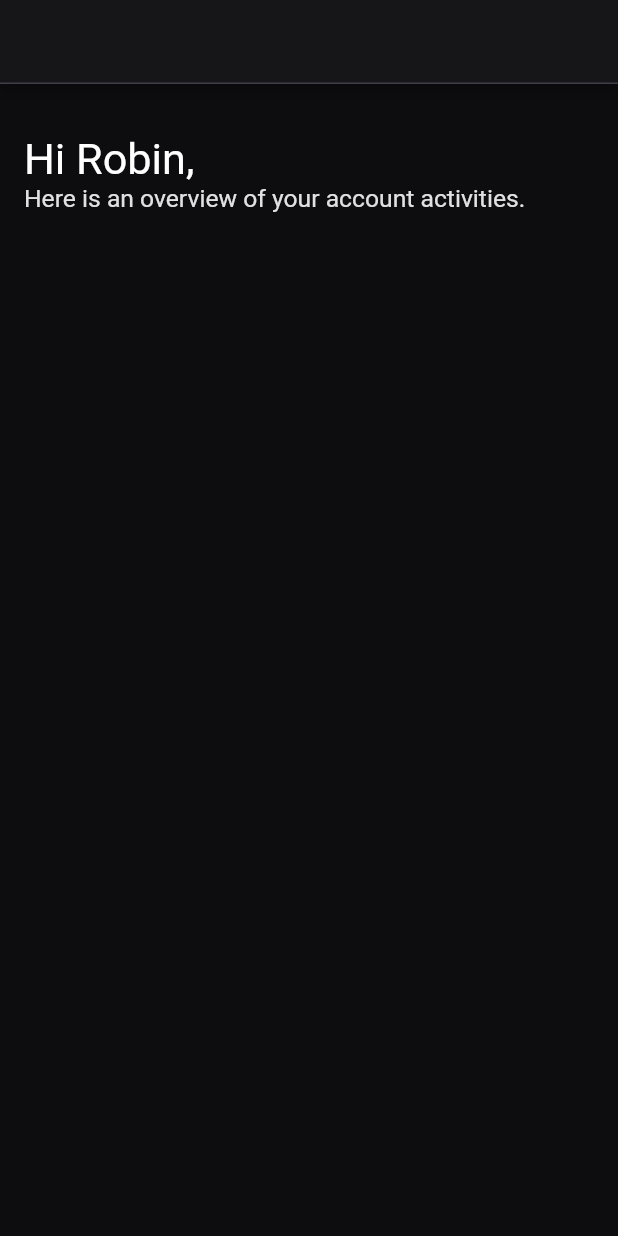
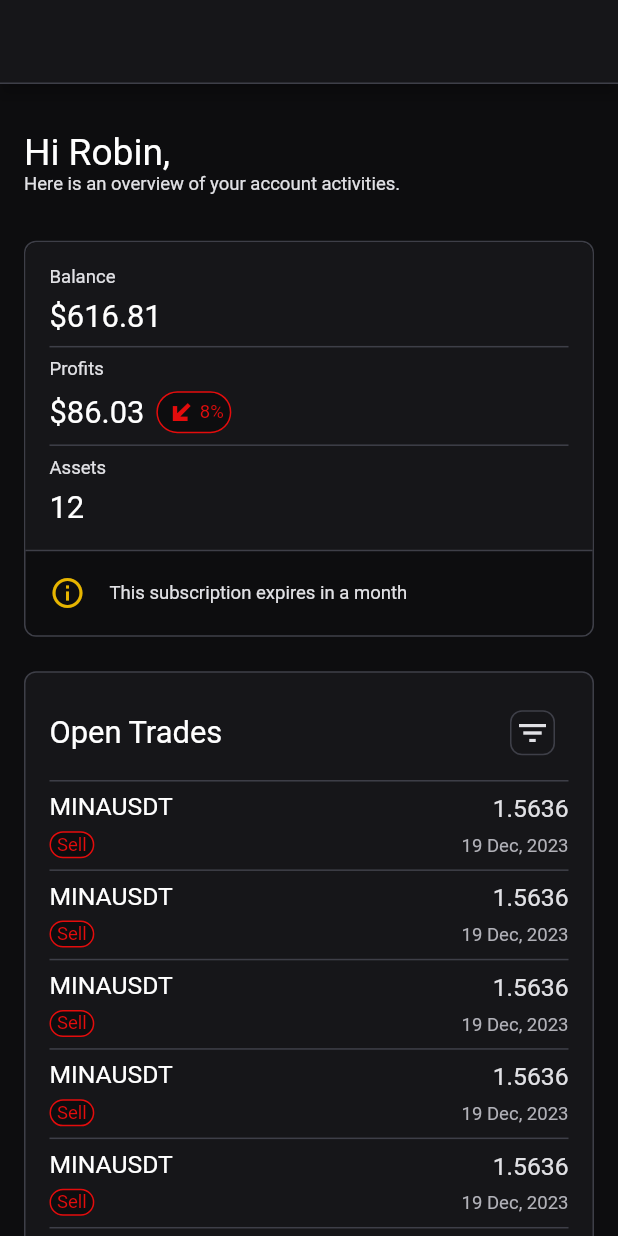
Before and after one commit to JoshuaObateru/Predictiva_Take_Home_Assesment, a Flutter app: the screen it shows after launch, on a phone screen of 412 x 824 dp. Run offline on Flutter 3.47's test engine with Material 2 defaults, Android fonts, the phone set to English and light mode, and no system bars.

Commit message:
mobile UI done

```diff
--- a/lib/core/presentation/themes/dark_mode.dart
+++ b/lib/core/presentation/themes/dark_mode.dart
@@ -10,5 +10,8 @@ ThemeData darkMode = ThemeData(
   tertiary: Color.fromRGBO(0, 202, 69, 1),
   error: Color.fromRGBO(228, 12, 12, 1),
 )).copyWith(
-  indicatorColor: const Color.fromRGBO(231, 181, 0, 1),
-);
+    indicatorColor: const Color.fromRGBO(231, 181, 0, 1),
+    textTheme: const TextTheme(
+        caption: TextStyle(
+      color: Color.fromRGBO(177, 177, 184, 1),
+    )));
--- a/lib/core/presentation/themes/light_mode.dart
+++ b/lib/core/presentation/themes/light_mode.dart
@@ -10,5 +10,8 @@ ThemeData lightMode = ThemeData(
   tertiary: Color.fromRGBO(0, 202, 69, 1),
   error: Color.fromRGBO(228, 12, 12, 1),
 )).copyWith(
-  indicatorColor: const Color.fromRGBO(231, 181, 0, 1),
-);
+    indicatorColor: const Color.fromRGBO(231, 181, 0, 1),
+    textTheme: const TextTheme(
+        caption: TextStyle(
+      color: Color.fromRGBO(50, 50, 62, 1),
+    )));
--- /dev/null
+++ b/lib/core/presentation/widgets/custom_text_widget.dart
@@ -0,0 +1,20 @@
+import 'package:flutter/material.dart';
+
+class CustomTextWidget extends StatelessWidget {
+  final String text;
+  final TextStyle? textStyle;
+  final double? fontsize;
+  final Color? color;
+  const CustomTextWidget({super.key, required this.text, this.textStyle, this.fontsize, this.color});
+
+  @override
+  Widget build(BuildContext context) {
+    double width = MediaQuery.of(context).size.width;
+    return Text(
+      text,
+      style: textStyle ??
+          TextStyle(color: color ?? Theme.of(context).colorScheme.secondary, fontSize: fontsize ?? width * 0.03),
+      textAlign: TextAlign.start,
+    );
+  }
+}
--- a/lib/features/dashboard/presentation/pages/dashboard_page.dart
+++ b/lib/features/dashboard/presentation/pages/dashboard_page.dart
@@ -1,5 +1,7 @@
 import 'package:flutter/material.dart';
 import 'package:predictiva_take_home_assesment/core/presentation/widgets/custom_appbar.dart';
+import 'package:predictiva_take_home_assesment/features/dashboard/presentation/widgets/dashboard_mobile.dart';
+import 'package:predictiva_take_home_assesment/features/dashboard/presentation/widgets/dashboard_wide.dart';
 
 class DashboardPage extends StatefulWidget {
   const DashboardPage({super.key});
@@ -11,41 +13,19 @@ class DashboardPage extends StatefulWidget {
 class _DashboardPageState extends State<DashboardPage> {
   @override
   Widget build(BuildContext context) {
-    double width = MediaQuery.of(context).size.width;
-    double height = MediaQuery.of(context).size.height;
     return Scaffold(
-      backgroundColor: Theme.of(context).colorScheme.background,
-      appBar: CustomAppBar(
-        child: AppBar(
-          backgroundColor: Theme.of(context).colorScheme.primaryContainer,
-        ),
-      ),
-      body: SingleChildScrollView(
-        child: Padding(
-          padding: EdgeInsets.symmetric(horizontal: width < 600 ? 16 : width / 8),
-          child: Column(
-            crossAxisAlignment: CrossAxisAlignment.start,
-            children: [
-              SizedBox(
-                height: height * 0.04,
-              ),
-              Text(
-                'Hi Robin,',
-                style: TextStyle(
-                  color: Theme.of(context).colorScheme.primary,
-                  fontSize: width * 0.07,
-                ),
-                textAlign: TextAlign.start,
-              ),
-              Text(
-                'Here is an overview of your account activities.',
-                style: TextStyle(color: Theme.of(context).colorScheme.secondary, fontSize: width * 0.04),
-                textAlign: TextAlign.start,
-              ),
-            ],
+        backgroundColor: Theme.of(context).colorScheme.background,
+        appBar: CustomAppBar(
+          child: AppBar(
+            backgroundColor: Theme.of(context).colorScheme.primaryContainer,
           ),
         ),
-      ),
-    );
+        body: LayoutBuilder(builder: (context, constraints) {
+          if (constraints.maxWidth < 600) {
+            return DashboardMobile(width: constraints.maxWidth, height: constraints.maxHeight);
+          } else {
+            return DashboardWide(width: constraints.maxWidth, height: constraints.maxHeight);
+          }
+        }));
   }
 }
--- /dev/null
+++ b/lib/features/dashboard/presentation/widgets/dashboard_mobile.dart
@@ -0,0 +1,130 @@
+import 'package:flutter/material.dart';
+import 'package:predictiva_take_home_assesment/core/presentation/widgets/custom_text_widget.dart';
+import 'package:predictiva_take_home_assesment/features/dashboard/presentation/widgets/info_border_widget.dart';
+import 'package:predictiva_take_home_assesment/features/dashboard/presentation/widgets/trades_table_widget.dart';
+
+class DashboardMobile extends StatelessWidget {
+  final double width;
+  final double height;
+  const DashboardMobile({super.key, required this.width, required this.height});
+
+  @override
+  Widget build(BuildContext context) {
+    return SingleChildScrollView(
+      child: Padding(
+        padding: const EdgeInsets.symmetric(horizontal: 16),
+        child: Column(
+          crossAxisAlignment: CrossAxisAlignment.start,
+          children: [
+            SizedBox(
+              height: height * 0.04,
+            ),
+            CustomTextWidget(text: "Hi Robin,", fontsize: width * 0.06, color: Theme.of(context).colorScheme.primary),
+            const CustomTextWidget(
+              text: "Here is an overview of your account activities.",
+            ),
+            SizedBox(
+              height: height * 0.04,
+            ),
+            Container(
+              width: width,
+              decoration: BoxDecoration(
+                  color: Theme.of(context).colorScheme.background,
+                  border: Border.all(color: Theme.of(context).colorScheme.secondaryContainer),
+                  borderRadius: const BorderRadius.all(Radius.circular(8))),
+              child: Column(
+                children: [
+                  Container(
+                    width: width,
+                    decoration: BoxDecoration(
+                        color: Theme.of(context).colorScheme.primaryContainer,
+                        borderRadius:
+                            const BorderRadius.only(topLeft: Radius.circular(8), topRight: Radius.circular(8))),
+                    child: Padding(
+                      padding: const EdgeInsets.all(16.0),
+                      child: Column(
+                        crossAxisAlignment: CrossAxisAlignment.start,
+                        children: [
+                          const CustomTextWidget(
+                            text: "Balance",
+                          ),
+                          SizedBox(
+                            height: height * 0.01,
+                          ),
+                          CustomTextWidget(
+                              text: "\$616.81", fontsize: width * 0.05, color: Theme.of(context).colorScheme.primary),
+                          Divider(
+                            thickness: 1,
+                            color: Theme.of(context).colorScheme.secondaryContainer,
+                          ),
+                          const CustomTextWidget(
+                            text: "Profits",
+                          ),
+                          SizedBox(
+                            height: height * 0.01,
+                          ),
+                          Row(
+                            children: [
+                              CustomTextWidget(
+                                  text: "\$86.03",
+                                  fontsize: width * 0.05,
+                                  color: Theme.of(context).colorScheme.primary),
+                              const Padding(
+                                padding: EdgeInsets.symmetric(horizontal: 8.0),
+                                child: InfoBorderWidget(
+                                  label: "8%",
+                                  isTrending: true,
+                                  increase: false,
+                                ),
+                              )
+                            ],
+                          ),
+                          Divider(
+                            thickness: 1,
+                            color: Theme.of(context).colorScheme.secondaryContainer,
+                          ),
+                          const CustomTextWidget(
+                            text: "Assets",
+                          ),
+                          SizedBox(
+                            height: height * 0.01,
+                          ),
+                          CustomTextWidget(
+                              text: "12", fontsize: width * 0.05, color: Theme.of(context).colorScheme.primary),
+                        ],
+                      ),
+                    ),
+                  ),
+                  Divider(
+                    thickness: 1,
+                    height: 1,
+                    color: Theme.of(context).colorScheme.secondaryContainer,
+                  ),
+                  Padding(
+                    padding: const EdgeInsets.all(16.0),
+                    child: Row(
+                      children: [
+                        Icon(
+                          Icons.info_outline,
+                          color: Theme.of(context).indicatorColor,
+                        ),
+                        const SizedBox(width: 16),
+                        const CustomTextWidget(
+                          text: "This subscription expires in a month",
+                        ),
+                      ],
+                    ),
+                  )
+                ],
+              ),
+            ),
+            SizedBox(
+              height: height * 0.03,
+            ),
+            TradesTableWidget()
+          ],
+        ),
+      ),
+    );
+  }
+}
--- /dev/null
+++ b/lib/features/dashboard/presentation/widgets/info_border_widget.dart
@@ -0,0 +1,43 @@
+import 'package:flutter/material.dart';
+import 'package:predictiva_take_home_assesment/core/presentation/widgets/custom_text_widget.dart';
+
+class InfoBorderWidget extends StatelessWidget {
+  final bool? isTrending;
+  final bool? increase;
+  final String label;
+  const InfoBorderWidget({super.key, this.isTrending = false, this.increase, required this.label});
+
+  @override
+  Widget build(BuildContext context) {
+    double width = MediaQuery.of(context).size.width;
+    return Container(
+      decoration: BoxDecoration(
+          color: Theme.of(context).colorScheme.background,
+          border: Border.all(
+              color: isTrending == true && increase == true
+                  ? Theme.of(context).colorScheme.tertiary
+                  : Theme.of(context).colorScheme.error),
+          borderRadius: BorderRadius.circular(width)),
+      child: Padding(
+        padding: const EdgeInsets.symmetric(horizontal: 4.0, vertical: 1.0),
+        child: Row(
+          children: [
+            isTrending == true
+                ? Icon(
+                    increase == true ? Icons.trending_up : Icons.transit_enterexit_outlined,
+                    color:
+                        increase == true ? Theme.of(context).colorScheme.tertiary : Theme.of(context).colorScheme.error,
+                  )
+                : const SizedBox.shrink(),
+            CustomTextWidget(
+              text: label,
+              color: isTrending == true && increase == true
+                  ? Theme.of(context).colorScheme.tertiary
+                  : Theme.of(context).colorScheme.error,
+            )
+          ],
+        ),
+      ),
+    );
+  }
+}
--- /dev/null
+++ b/lib/features/dashboard/presentation/widgets/trades_table_widget.dart
@@ -0,0 +1,141 @@
+import 'package:flutter/material.dart';
+import 'package:predictiva_take_home_assesment/features/dashboard/presentation/widgets/icon_button_border.dart';
+import 'package:predictiva_take_home_assesment/features/dashboard/presentation/widgets/info_border_widget.dart';
+
+import '../../../../core/presentation/widgets/custom_text_widget.dart';
+
+class TradesTableWidget extends StatefulWidget {
+  const TradesTableWidget({super.key});
+
+  @override
+  State<TradesTableWidget> createState() => _TradesTableWidgetState();
+}
+
+class _TradesTableWidgetState extends State<TradesTableWidget> {
+  var data = [
+    {"Symbol": "MINAUSDT", "Price": "1.5636", "Type": "LMT", "Action": "Sell", "Quantity": "0", "Date": "19 Dec, 2023"},
+    {"Symbol": "MINAUSDT", "Price": "1.5636", "Type": "LMT", "Action": "Sell", "Quantity": "0", "Date": "19 Dec, 2023"},
+    {"Symbol": "MINAUSDT", "Price": "1.5636", "Type": "LMT", "Action": "Sell", "Quantity": "0", "Date": "19 Dec, 2023"},
+    {"Symbol": "MINAUSDT", "Price": "1.5636", "Type": "LMT", "Action": "Sell", "Quantity": "0", "Date": "19 Dec, 2023"},
+    {"Symbol": "MINAUSDT", "Price": "1.5636", "Type": "LMT", "Action": "Sell", "Quantity": "0", "Date": "19 Dec, 2023"},
+    {"Symbol": "MINAUSDT", "Price": "1.5636", "Type": "LMT", "Action": "Sell", "Quantity": "0", "Date": "19 Dec, 2023"},
+    {"Symbol": "MINAUSDT", "Price": "1.5636", "Type": "LMT", "Action": "Sell", "Quantity": "0", "Date": "19 Dec, 2023"},
+    {"Symbol": "MINAUSDT", "Price": "1.5636", "Type": "LMT", "Action": "Sell", "Quantity": "0", "Date": "19 Dec, 2023"},
+    {"Symbol": "MINAUSDT", "Price": "1.5636", "Type": "LMT", "Action": "Sell", "Quantity": "0", "Date": "19 Dec, 2023"},
+    {"Symbol": "MINAUSDT", "Price": "1.5636", "Type": "LMT", "Action": "Sell", "Quantity": "0", "Date": "19 Dec, 2023"},
+    {"Symbol": "MINAUSDT", "Price": "1.5636", "Type": "LMT", "Action": "Sell", "Quantity": "0", "Date": "19 Dec, 2023"},
+  ];
+  int _currentPage = 1;
+  static const int _pageSize = 5;
+  @override
+  Widget build(BuildContext context) {
+    double width = MediaQuery.of(context).size.width;
+    double height = MediaQuery.of(context).size.height;
+    final paginatedData = data.sublist((_currentPage - 1) * _pageSize,
+        _currentPage * _pageSize > data.length ? data.length : _currentPage * _pageSize);
+    return Container(
+      width: width,
+      decoration: BoxDecoration(
+          color: Theme.of(context).colorScheme.primaryContainer,
+          border: Border.all(color: Theme.of(context).colorScheme.secondaryContainer),
+          borderRadius: const BorderRadius.all(Radius.circular(8))),
+      child: Padding(
+        padding: const EdgeInsets.all(16.0),
+        child: Column(
+          children: [
+            Row(
+              children: [
+                CustomTextWidget(
+                    text: "Open Trades", fontsize: width * 0.05, color: Theme.of(context).colorScheme.primary),
+                const Spacer(),
+                IconButton(
+                    onPressed: () {},
+                    icon: Container(
+                      decoration: BoxDecoration(
+                          border: Border.all(color: Theme.of(context).colorScheme.secondaryContainer),
+                          borderRadius: const BorderRadius.all(Radius.circular(8))),
+                      child: Padding(
+                        padding: const EdgeInsets.all(2.0),
+                        child: Icon(
+                          Icons.filter_list,
+                          color: Theme.of(context).colorScheme.secondary,
+                        ),
+                      ),
+                    ))
+              ],
+            ),
+            Divider(
+              thickness: 1,
+              color: Theme.of(context).colorScheme.secondaryContainer,
+            ),
+            Column(
+              children: paginatedData
+                  .map((trade) => Column(
+                        children: [
+                          Row(
+                            children: [
+                              Column(
+                                crossAxisAlignment: CrossAxisAlignment.start,
+                                mainAxisAlignment: MainAxisAlignment.center,
+                                children: [
+                                  CustomTextWidget(
+                                      text: trade['Symbol']!,
+                                      fontsize: width * 0.04,
+                                      color: Theme.of(context).colorScheme.primary),
+                                  SizedBox(
+                                    height: height * 0.008,
+                                  ),
+                                  InfoBorderWidget(
+                                    label: trade['Action']!,
+                                  ),
+                                ],
+                              ),
+                              const Spacer(),
+                              Column(
+                                crossAxisAlignment: CrossAxisAlignment.end,
+                                mainAxisAlignment: MainAxisAlignment.center,
+                                children: [
+                                  CustomTextWidget(
+                                      text: trade['Price']!,
+                                      fontsize: width * 0.04,
+                                      color: Theme.of(context).colorScheme.secondary),
+                                  SizedBox(
+                                    height: height * 0.01,
+                                  ),
+                                  CustomTextWidget(
+                                      text: trade['Date']!, color: Theme.of(context).textTheme.caption?.color),
+                                ],
+                              )
+                            ],
+                          ),
+                          Divider(
+                            thickness: 1,
+                            color: Theme.of(context).colorScheme.secondaryContainer,
+                          )
+                        ],
+                      ))
+                  .toList(),
+            ),
+            Row(
+              children: [
+                CustomTextWidget(
+                    text:
+                        "${(_currentPage - 1) * _pageSize + 1} - ${_currentPage * _pageSize > data.length ? data.length : _currentPage * _pageSize} of ${data.length}"),
+                const Spacer(),
+                IconButtonBorder(
+                  icon: Icons.arrow_back_ios,
+                  onPressed: _currentPage > 1 ? () => setState(() => _currentPage--) : null,
+                ),
+                IconButtonBorder(
+                  icon: Icons.arrow_forward_ios,
+                  onPressed:
+                      _currentPage < (data.length / _pageSize).ceil() ? () => setState(() => _currentPage++) : null,
+                ),
+              ],
+            ),
+          ],
+        ),
+      ),
+    );
+  }
+}
```
Also changed, not shown: lib/features/dashboard/presentation/widgets/dashboard_wide.dart (added, +37 -0 lines), lib/features/dashboard/presentation/widgets/icon_button_border.dart (added, +28 -0 lines), lib/features/dashboard/presentation/widgets/wide_trades_table_widget.dart (added, +132 -0 lines).
